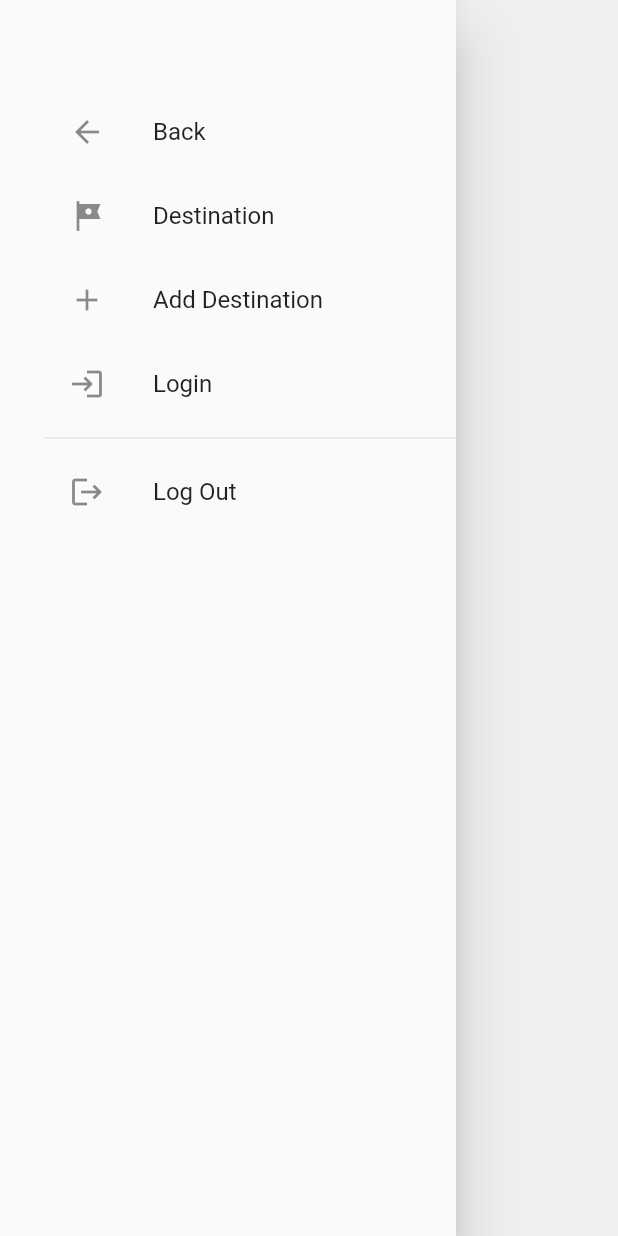
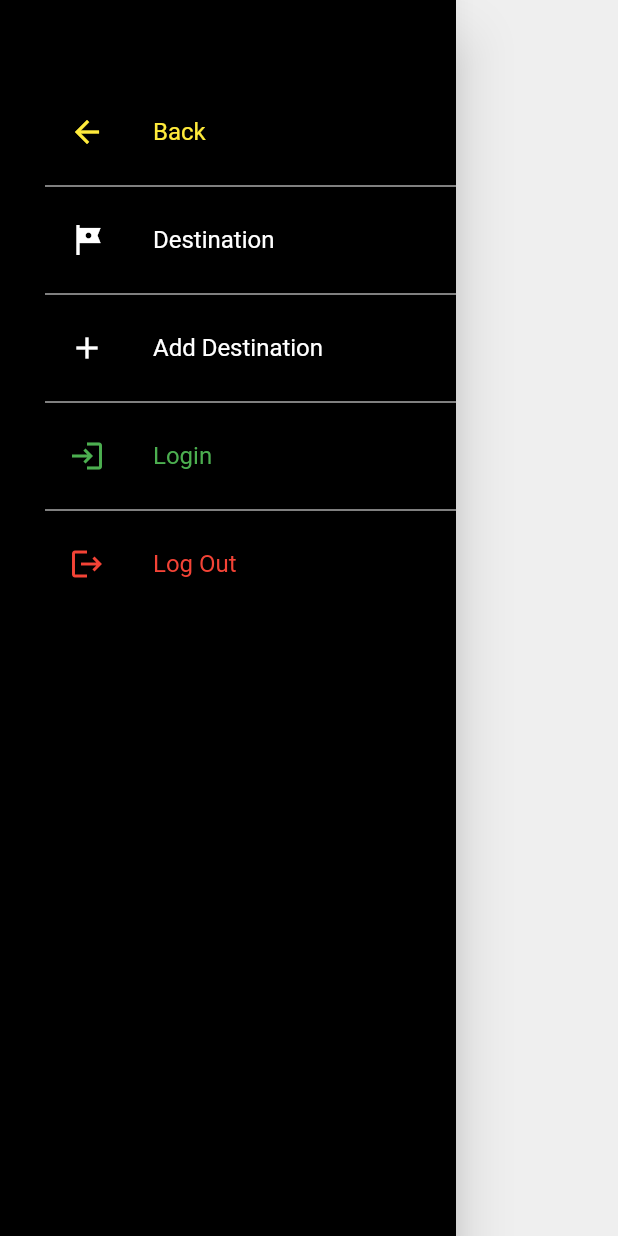
Before and after one commit to eugeniusms/wisata-nusantara-mobile, a Flutter app: what buildDestinasiDrawer() shows on an empty page, opened directly, on a phone screen of 412 x 824 dp. Run offline on Flutter 3.47's test engine with Material 2 defaults, Android fonts, the phone set to English and light mode, and no system bars; missing offline and left inert: pbp_django_auth; network calls fail.

Commit message:
🔧 Change DestinasiDrawer Style

```diff
--- a/lib/apps/daftar_destinasi/components/DestinasiDrawer.dart
+++ b/lib/apps/daftar_destinasi/components/DestinasiDrawer.dart
@@ -11,13 +11,15 @@ import 'package:provider/provider.dart';
 Drawer buildDestinasiDrawer(BuildContext context) {
   final request = context.watch<CookieRequest>();
   return Drawer(
+      child: Container(
+    color: Colors.black,
     child: ListView(
       padding: const EdgeInsets.only(top: 60.0, left: 30.0),
       // menu navigasi
       children: [
         ListTile(
-          title: const Text('Back'),
-          leading: const Icon(Icons.arrow_back),
+          title: const Text('Back', style: TextStyle(color: Colors.yellow)),
+          leading: const Icon(Icons.arrow_back, color: Colors.yellow),
           onTap: () {
             // Route menu ke counter
             Navigator.pushReplacement(
@@ -29,9 +31,11 @@ Drawer buildDestinasiDrawer(BuildContext context) {
             );
           },
         ),
+        Divider(color: Colors.white),
         ListTile(
-          title: const Text('Destination'),
-          leading: const Icon(Icons.tour),
+          title:
+              const Text('Destination', style: TextStyle(color: Colors.white)),
+          leading: const Icon(Icons.tour, color: Colors.white),
           onTap: () {
             // Route menu ke counter
             Navigator.pushReplacement(
@@ -40,9 +44,11 @@ Drawer buildDestinasiDrawer(BuildContext context) {
             );
           },
         ),
+        Divider(color: Colors.white),
         ListTile(
-          title: const Text('Add Destination'),
-          leading: const Icon(Icons.add),
+          title: const Text('Add Destination',
+              style: TextStyle(color: Colors.white)),
+          leading: const Icon(Icons.add, color: Colors.white),
           // saat diklik maka Navigator akan mengarahkan ke halaman Form
           onTap: () {
             Navigator.pushReplacement(
@@ -52,9 +58,10 @@ Drawer buildDestinasiDrawer(BuildContext context) {
             );
           },
         ),
+        Divider(color: Colors.white),
         ListTile(
-          title: const Text('Login'),
-          leading: const Icon(Icons.login),
+          title: const Text('Login', style: TextStyle(color: Colors.green)),
+          leading: const Icon(Icons.login, color: Colors.green),
           onTap: () {
             // Route menu ke counter
             Navigator.pushReplacement(
@@ -66,10 +73,10 @@ Drawer buildDestinasiDrawer(BuildContext context) {
             );
           },
         ),
-        const Divider(),
+        Divider(color: Colors.white),
         ListTile(
-          title: const Text('Log Out'),
-          leading: const Icon(Icons.logout),
+          title: const Text('Log Out', style: TextStyle(color: Colors.red)),
+          leading: const Icon(Icons.logout, color: Colors.red),
           onTap: () async {
             final response = await request.logout(
                 "https://wisata-nusa.up.railway.app/auth-flutter/logout/");
@@ -91,5 +98,5 @@ Drawer buildDestinasiDrawer(BuildContext context) {
         ),
       ],
     ),
-  );
+  ));
 }
```
